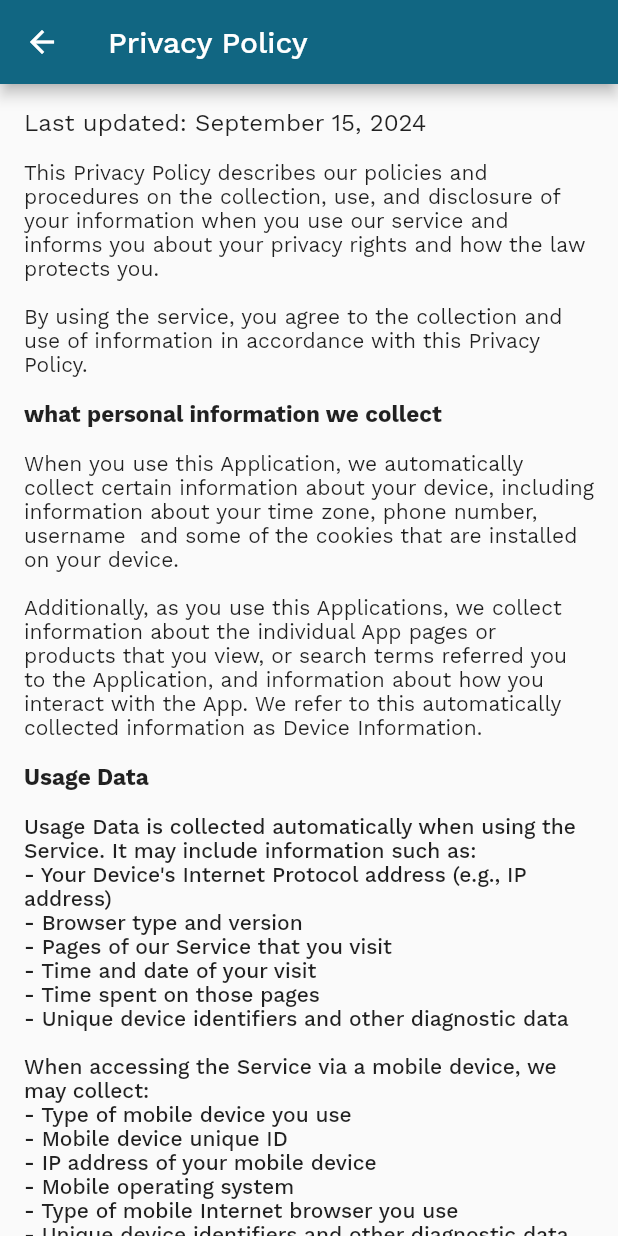
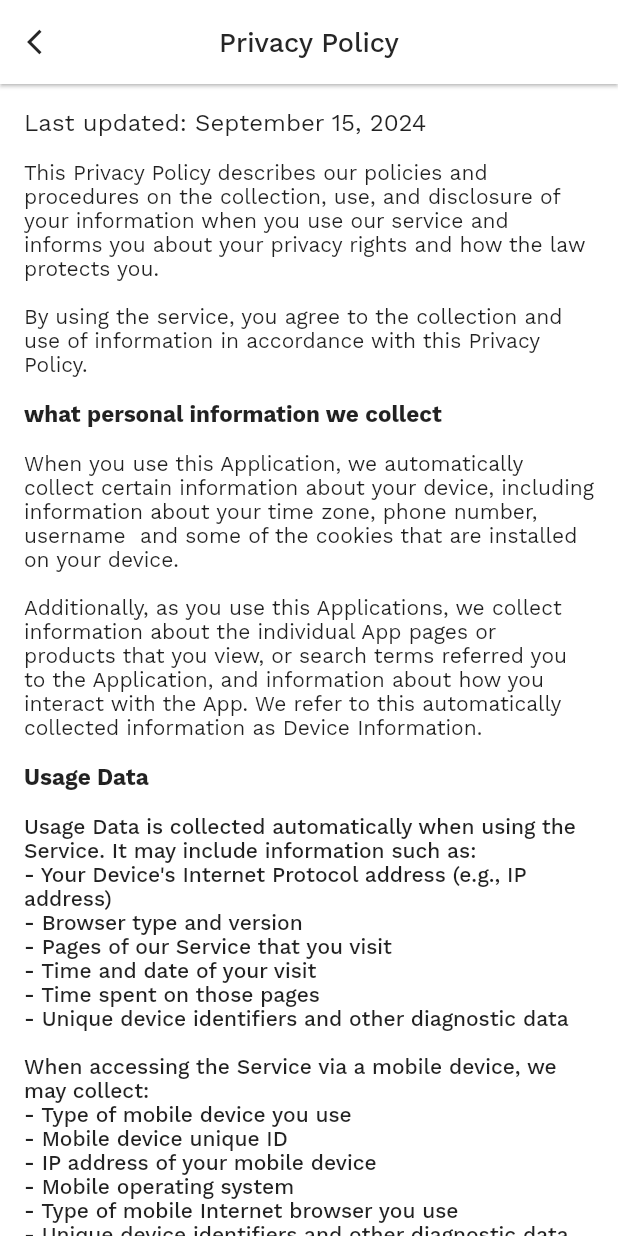
Before and after one commit to Devthabiti/afyazone-frontend, a Flutter app: the TermsPage screen opened directly, on a phone screen of 412 x 824 dp. Run offline on Flutter 3.47's test engine with Material 2 defaults, Android fonts, the phone set to English and light mode, and no system bars; our stand-ins replace animated_splash_screen, bubble, cached_network_image, carousel_slider, dio, flutter_chat_types and 13 more; accounts and stored records are empty.

Commit message:
update privacy page

```diff
--- a/lib/terms.dart
+++ b/lib/terms.dart
@@ -6,8 +6,28 @@ class TermsPage extends StatelessWidget {
   @override
   Widget build(BuildContext context) {
     return Scaffold(
+      backgroundColor: const Color(0xffFFFFFF),
       appBar: AppBar(
-        title: Text('Privacy Policy'),
+        backgroundColor: const Color(0xffFFFFFF),
+        elevation: 1,
+        title: Text(
+          'Privacy Policy',
+          style: TextStyle(
+            color: Color(0xff262626),
+            fontSize: 18,
+          ),
+        ),
+        leading: IconButton(
+          icon: Icon(
+            Icons.arrow_back_ios,
+            color: Color(0xff262626),
+            size: 20,
+          ),
+          onPressed: () {
+            Navigator.pop(context);
+          },
+        ),
+        centerTitle: true,
       ),
       body: SingleChildScrollView(
         padding: EdgeInsets.all(16.0),
```
